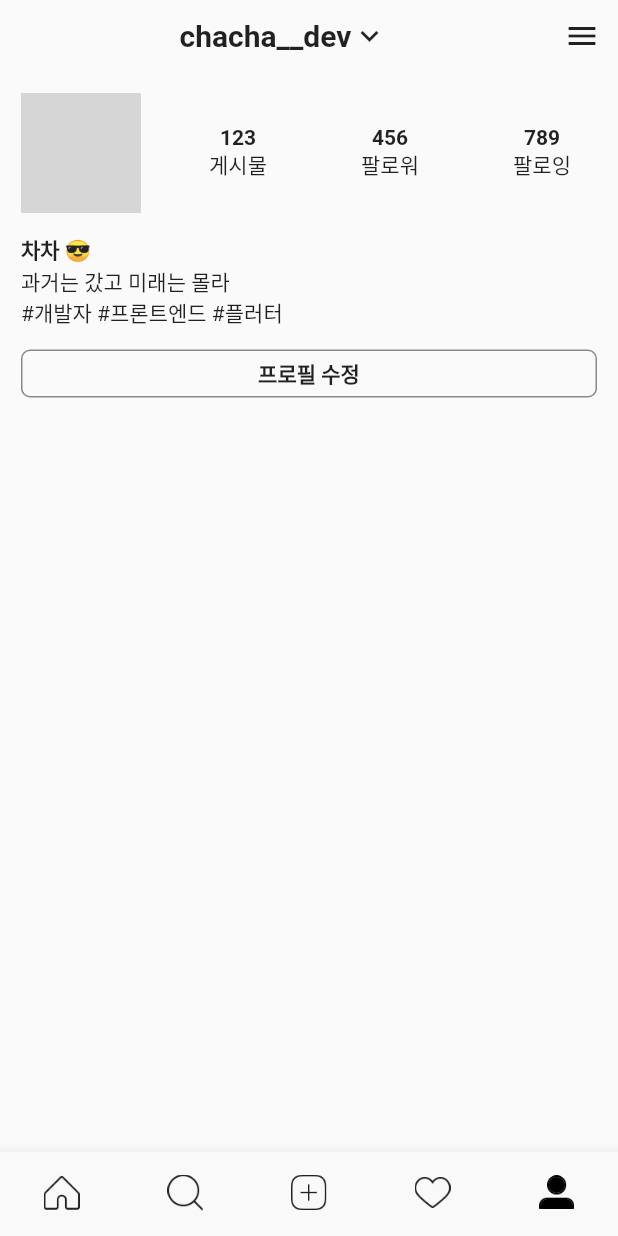
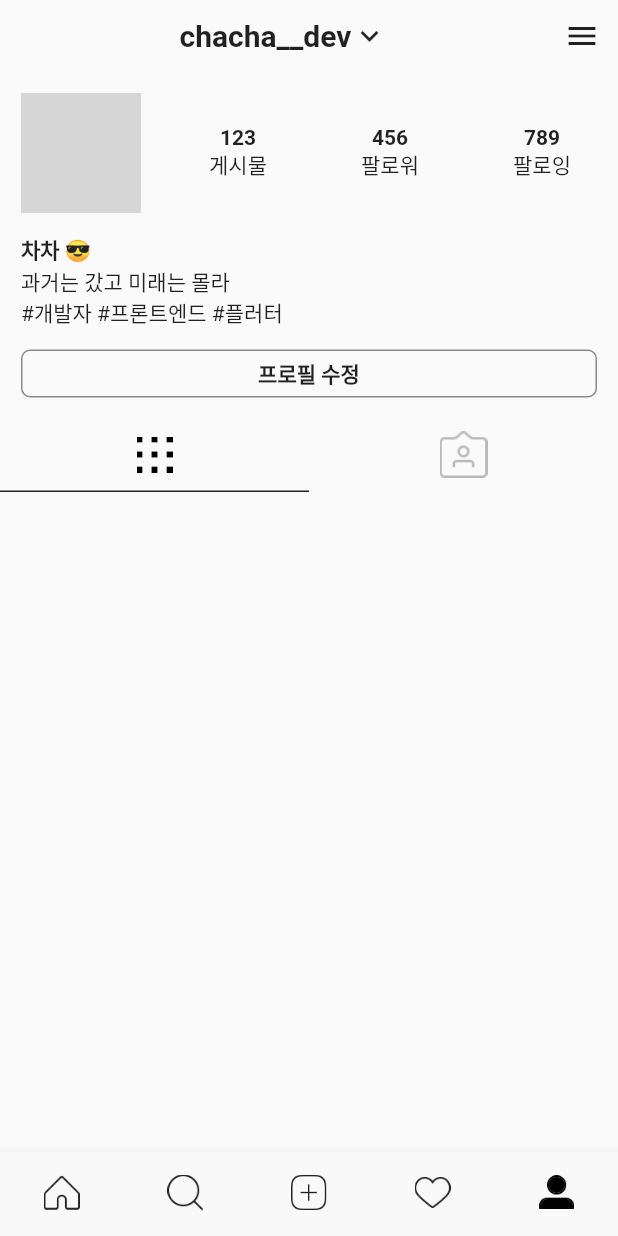
Before and after one commit to chajinjoo/flutter_insta, a Flutter app: the screen it shows after launch, item 5 of the bottom bar chosen, on a phone screen of 412 x 824 dp. Run offline on Flutter 3.47's test engine with Material 2 defaults, Android fonts, the phone set to English and light mode, and no system bars; our stand-ins replace cached_network_image; network calls fail; grey boxes are pictures that could not be loaded.

Commit message:
selected tab bar 구현

```diff
--- a/lib/screens/profile_page.dart
+++ b/lib/screens/profile_page.dart
@@ -11,9 +11,10 @@ class ProfilePage extends StatefulWidget {
 
 class _ProfilePageState extends State<ProfilePage> {
   bool _menuOpened = false;
-
   double menuWidth;
   int duration = 200;
+  AlignmentGeometry tabAlign = Alignment.centerLeft;
+  bool _tabIconGridSelected = true;
 
   @override
   Widget build(BuildContext context) {
@@ -92,6 +93,8 @@ class _ProfilePageState extends State<ProfilePage> {
                         _username(),
                         _userBio(),
                         _editProfileBtn(),
+                        _getTabIconButtons,
+                        _getAnimatedSelectedBar,
                       ],
                     ),
                   ),
@@ -248,4 +251,70 @@ class _ProfilePageState extends State<ProfilePage> {
       ],
     );
   }
+
+  //탭 아이콘 2개짜리
+  Widget get _getTabIconButtons => Row(
+        children: <Widget>[
+          Expanded(
+            child: IconButton(
+              icon: ImageIcon(
+                AssetImage('assets/grid.png'),
+                //_tabIconGridSelected 가 true 면 black, 아니면 black26 을 줘라
+                color: _tabIconGridSelected ? Colors.black : Colors.black26,
+              ),
+              onPressed: () {
+                _setTab(true);
+              },
+            ),
+          ),
+          Expanded(
+            child: IconButton(
+              icon: ImageIcon(
+                AssetImage('assets/saved.png'),
+                size: 32,
+                color: _tabIconGridSelected ? Colors.black26 : Colors.black,
+              ),
+              onPressed: () {
+                _setTab(false);
+              },
+            ),
+          ),
+        ],
+      );
+
+  //아이콘 클릭시 하단 바 애니메이션
+  //AnimatedContainer : 안에 Duration은 필수
+  //안에있는 속성들이 변경될때마다 알아서 애니메이션을 만들어낸다.
+  Widget get _getAnimatedSelectedBar => AnimatedContainer(
+        alignment: tabAlign,
+        duration: Duration(milliseconds: 200),
+        //애니메이션 효과
+        curve: Curves.easeInOut,
+        color: Colors.transparent,
+        height: 1,
+        width: size.width,
+        //하단 바
+        child: Container(
+          height: 1,
+          width: size.width / 2,
+          color: Colors.black87,
+        ),
+      );
+
+  //하단 바 조건문
+  _setTab(bool tabLeft) {
+    setState(() {
+      if (tabLeft) {
+        //왼쪽 선택시,
+        //tabLeft 가 true 면 왼쪽으로
+        this.tabAlign = Alignment.centerLeft;
+        //_tabIconGridSelected 를 true 로 지정
+        this._tabIconGridSelected = true;
+        //아니면 오른쪽으로 _tabIconGridSelected = flase 로 지정
+      } else {
+        this.tabAlign = Alignment.centerRight;
+        this._tabIconGridSelected = false;
+      }
+    });
+  }
 }
```
